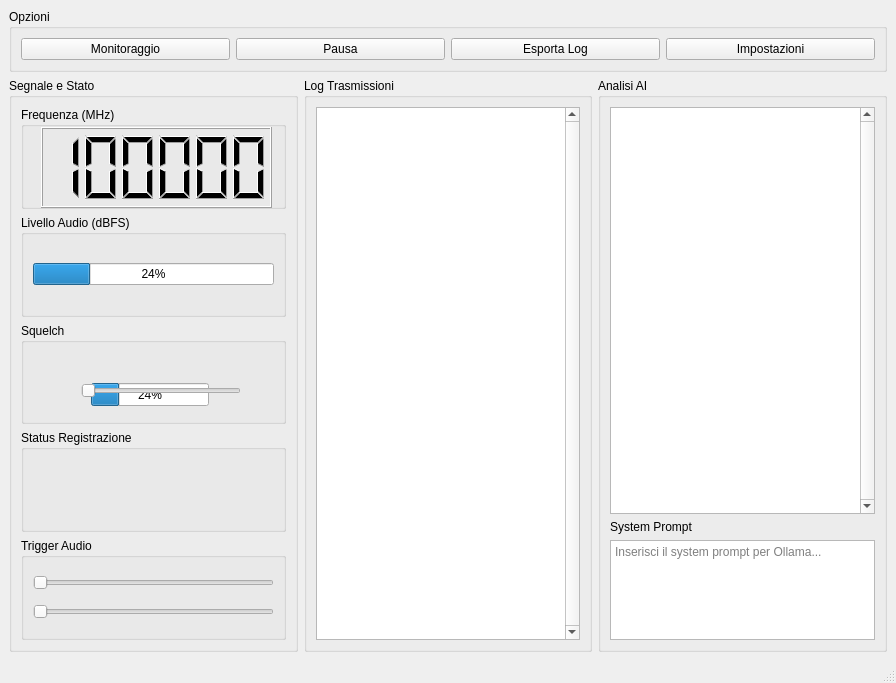
The window that CrystalRET_UI.ui (Lupix111/CrystalRET) describes before a commit, drawn with Qt 5.
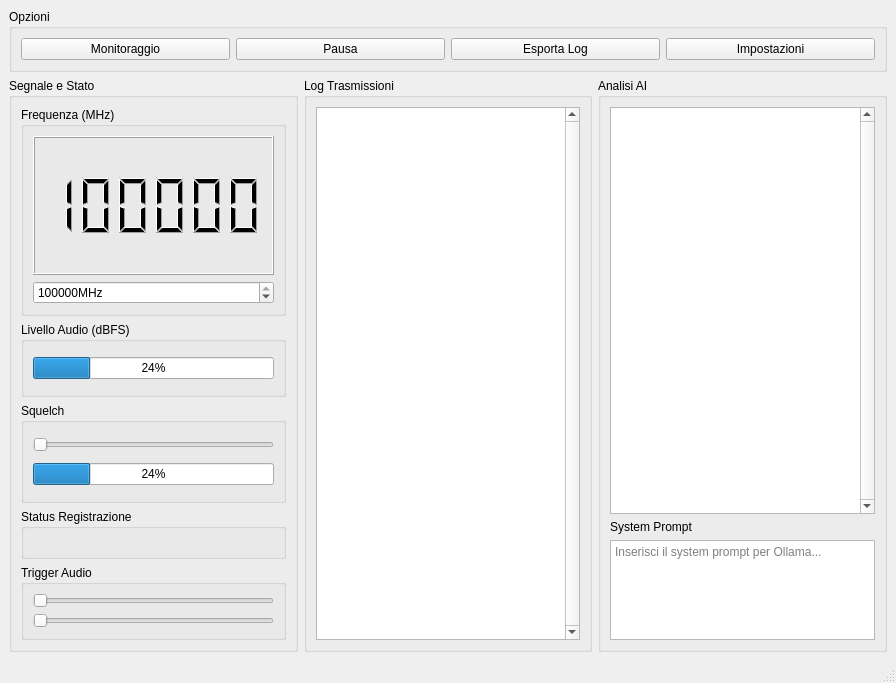
The same window after the commit. Icons and pictures are not drawn.

Diff of the .ui file:
```diff
--- a/CrystalRET_UI.ui
+++ b/CrystalRET_UI.ui
@@ -74,27 +74,33 @@
     </item>
     <item row="1" column="0">
      <widget class="QGroupBox" name="groupBoxSegnaleStato">
+      <property name="maximumSize">
+       <size>
+        <width>300</width>
+        <height>16777215</height>
+       </size>
+      </property>
       <property name="title">
        <string>Segnale e Stato</string>
       </property>
-      <layout class="QVBoxLayout" name="verticalLayout">
-       <item>
+      <layout class="QGridLayout" name="gridLayout">
+       <item row="0" column="0">
         <widget class="QGroupBox" name="groupBoxFreq">
          <property name="title">
           <string>Frequenza (MHz)</string>
          </property>
+         <layout class="QVBoxLayout" name="verticalLayout_6">
+          <item>
          <widget class="QLCDNumber" name="lcdFrequenza">
-          <property name="geometry">
-           <rect>
-            <x>20</x>
-            <y>20</y>
-            <width>231</width>
-            <height>81</height>
-           </rect>
+            <property name="smallDecimalPoint">
+             <bool>true</bool>
           </property>
           <property name="digitCount">
            <number>6</number>
           </property>
+            <property name="mode">
+             <enum>QLCDNumber::Mode::Dec</enum>
+            </property>
           <property name="segmentStyle">
            <enum>QLCDNumber::SegmentStyle::Filled</enum>
           </property>
@@ -102,10 +108,34 @@
            <double>145500.000000000000000</double>
           </property>
          </widget>
-        </widget>
        </item>
        <item>
+           <widget class="QDoubleSpinBox" name="spinBoxFrequenza">
+            <property name="suffix">
+             <string>MHz</string>
+            </property>
+            <property name="decimals">
+             <number>0</number>
+            </property>
+            <property name="maximum">
+             <double>999999.000000000000000</double>
+            </property>
+            <property name="value">
+             <double>145500.000000000000000</double>
+            </property>
+           </widget>
+          </item>
+         </layout>
+        </widget>
+       </item>
+       <item row="1" column="0">
         <widget class="QGroupBox" name="groupBoxAudioLev">
+         <property name="maximumSize">
+          <size>
+           <width>16777215</width>
+           <height>75</height>
+          </size>
+         </property>
          <property name="title">
           <string>Livello Audio (dBFS)</string>
          </property>
@@ -120,48 +150,56 @@
          </layout>
         </widget>
        </item>
-       <item>
+       <item row="2" column="0">
         <widget class="QGroupBox" name="groupBoxSquelch">
+         <property name="maximumSize">
+          <size>
+           <width>16777215</width>
+           <height>100</height>
+          </size>
+         </property>
          <property name="title">
           <string>Squelch</string>
          </property>
-         <widget class="QProgressBar" name="progressBar_2">
-          <property name="geometry">
-           <rect>
-            <x>70</x>
-            <y>60</y>
-            <width>118</width>
-            <height>23</height>
-           </rect>
-          </property>
-          <property name="value">
-           <number>24</number>
-          </property>
-         </widget>
+         <layout class="QVBoxLayout" name="verticalLayout">
+          <item>
          <widget class="QSlider" name="horizontalSlider_3">
-          <property name="geometry">
-           <rect>
-            <x>60</x>
-            <y>60</y>
-            <width>160</width>
-            <height>16</height>
-           </rect>
-          </property>
           <property name="orientation">
            <enum>Qt::Orientation::Horizontal</enum>
           </property>
          </widget>
-        </widget>
        </item>
        <item>
+           <widget class="QProgressBar" name="progressBar_2">
+            <property name="value">
+             <number>24</number>
+            </property>
+           </widget>
+          </item>
+         </layout>
+        </widget>
+       </item>
+       <item row="3" column="0">
         <widget class="QGroupBox" name="groupBoxStatusReg">
+         <property name="maximumSize">
+          <size>
+           <width>16777215</width>
+           <height>50</height>
+          </size>
+         </property>
          <property name="title">
           <string>Status Registrazione</string>
          </property>
         </widget>
        </item>
-       <item>
+       <item row="4" column="0">
         <widget class="QGroupBox" name="groupBoxSlider">
+         <property name="maximumSize">
+          <size>
+           <width>16777215</width>
+           <height>75</height>
+          </size>
+         </property>
          <property name="title">
           <string>Trigger Audio</string>
          </property>
```
Lines whose indentation alone changed are shown as unchanged.
